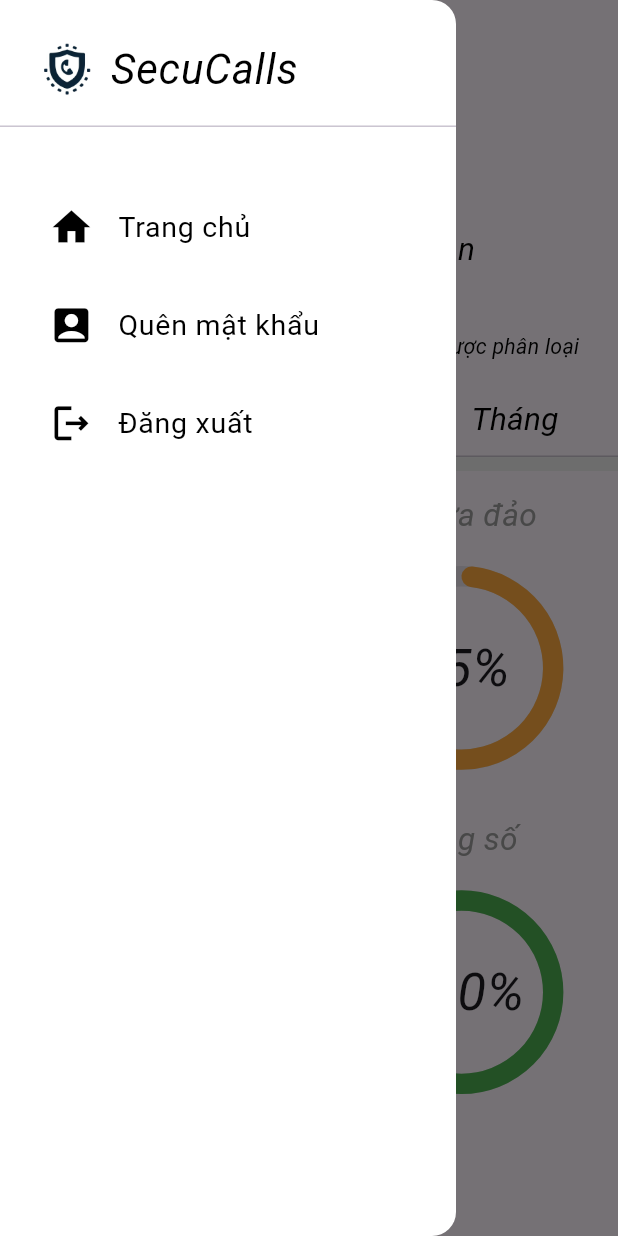
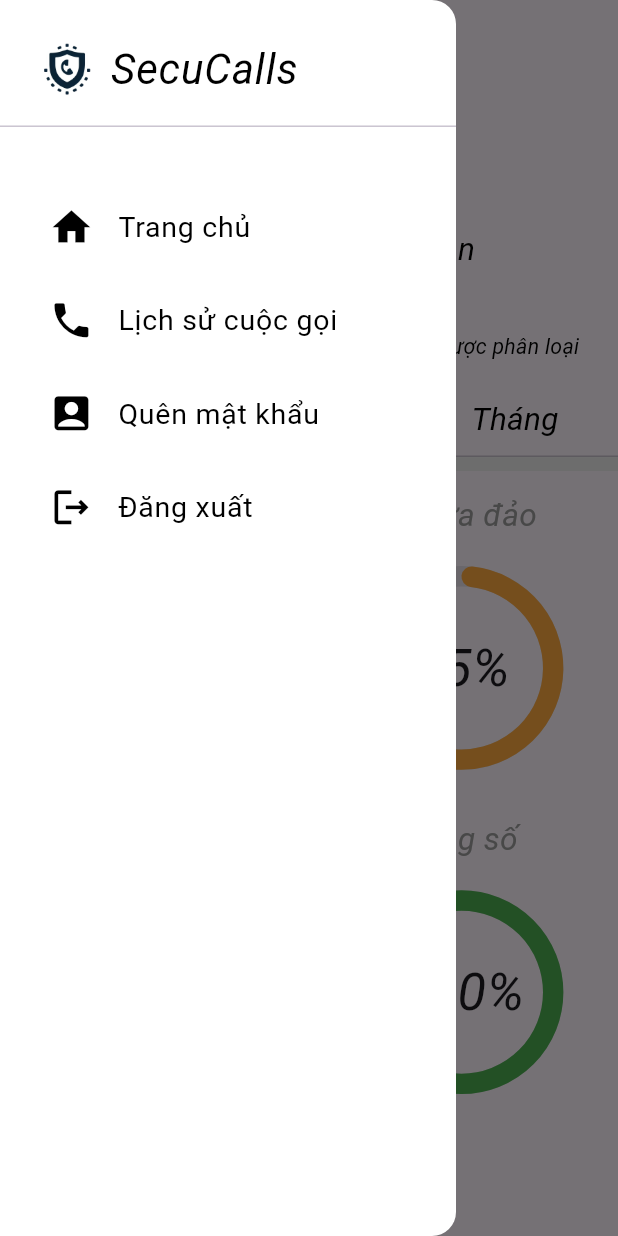
Before and after one commit to ngthanhtra165/SecuCalls, a Flutter app: the DashboardScreen screen opened by its route, with the side drawer open, on a phone screen of 412 x 824 dp. Run offline on Flutter 3.47's test engine with Material 3 defaults, Android fonts, the light colour scheme and no system bars; drawn by our look-alikes of syncfusion_flutter_gauges; our stand-ins replace flutter_screenutil, syncfusion_flutter_charts; missing offline and left inert: flutter_overlay_window; Roboto replaces fonts that are missing (ABeeZee).

Commit message:
save commit

```diff
--- a/lib/constant/constants.dart
+++ b/lib/constant/constants.dart
@@ -5,3 +5,6 @@
 
 const Size size_logo = Size(500 , 500);
 const Size size_text_field_and_button = Size(640, 120);
+
+const String requirement_password = """
+Password must be 8-16 characters long, contain at least 1 lowercase letter, 1 uppercase letter, 1 digit, and 1 special character from the list ( !, @, #, \$ , %, ^, &, *)""";
--- a/lib/main.dart
+++ b/lib/main.dart
@@ -19,7 +19,7 @@
   debugPrint("Starting Alerting Window Isolate!");
   WidgetsFlutterBinding.ensureInitialized();
 
-  runApp(MaterialApp(
+  runApp(const MaterialApp(
       debugShowCheckedModeBanner: false,
       home: TrueCallerOverlay()
   ));
--- a/lib/screen/dashboard/dashboard_screen.dart
+++ b/lib/screen/dashboard/dashboard_screen.dart
@@ -2,10 +2,7 @@
 
 import 'package:flutter/material.dart';
 import 'package:flutter_screenutil/flutter_screenutil.dart';
-import 'package:secucalls/common/appbar.dart';
-import 'package:secucalls/common/button.dart';
 import 'package:secucalls/common/radial_chart.dart';
-import 'package:secucalls/common/text_field.dart';
 import 'package:secucalls/constant/design_size.dart';
 import 'package:secucalls/constant/style.dart';
 import 'package:secucalls/screen/dashboard/dashboard_screen_def.dart';
@@ -45,6 +42,11 @@
     _scaffoldKey.currentState?.openEndDrawer();
   }
 
+  void tapOnCallLogButton() {
+    print('move to call log');
+    // TODO
+  }
+
   late String number;
   late final TabController _tabController;
 
@@ -59,6 +61,7 @@
             tapOnForgetPasswordButton: tapOnForgetPasswordButton,
             tapOnHomeButton: tapOnHomeButton,
             tapOnLogOutButton: tapOnLogOutButton,
+            tapOnCallLogButton: tapOnCallLogButton,
           ),
           // You can design your splash screen UI here
           resizeToAvoidBottomInset: false,
@@ -103,11 +106,12 @@
     required this.tapOnForgetPasswordButton,
     required this.tapOnHomeButton,
     required this.tapOnLogOutButton,
+    required this.tapOnCallLogButton,
   });
   final VoidCallback tapOnForgetPasswordButton;
   final VoidCallback tapOnHomeButton;
   final VoidCallback tapOnLogOutButton;
-
+  final VoidCallback tapOnCallLogButton;
   @override
   Widget build(BuildContext context) {
     return Drawer(
@@ -155,7 +159,15 @@
                   onPress: tapOnHomeButton,
                 ),
                 SizedBox(
-                  height: 15.h,
+                  height: 10.h,
+                ),
+                CustomListTile(
+                  title: title_drawer_item_4,
+                  icon: Icons.phone,
+                  onPress: tapOnCallLogButton,
+                ),
+                SizedBox(
+                  height: 10.h,
                 ),
                 CustomListTile(
                   title: title_drawer_item_2,
@@ -163,7 +175,7 @@
                   onPress: tapOnForgetPasswordButton,
                 ),
                 SizedBox(
-                  height: 15.h,
+                  height: 10.h,
                 ),
                 CustomListTile(
                   title: title_drawer_item_3,
@@ -367,14 +379,14 @@
     final double _cheatNumber = percentageList[1];
     final double _adsNumber = percentageList[2];
     final double _totalNumber = percentageList[3];
-    final double height_row = height_tab_bar_view.h / 2;
+    final double heightRow = height_tab_bar_view.h / 2;
     return Container(
       padding: EdgeInsets.symmetric(horizontal: 20.h),
       width: double.infinity,
       child: Column(
         children: [
           SizedBox(
-            height: height_row,
+            height: heightRow,
             child: Row(
               mainAxisAlignment: MainAxisAlignment.spaceBetween,
               children: [
@@ -392,7 +404,7 @@
             ),
           ),
           SizedBox(
-            height: height_row,
+            height: heightRow,
             child: Row(
               mainAxisAlignment: MainAxisAlignment.spaceBetween,
               children: [
--- a/lib/screen/dashboard/dashboard_screen_def.dart
+++ b/lib/screen/dashboard/dashboard_screen_def.dart
@@ -34,3 +34,4 @@
 const String title_drawer_item_1 = "Trang chủ";
 const String title_drawer_item_2 = "Quên mật khẩu";
 const String title_drawer_item_3 = "Đăng xuất";
+const String title_drawer_item_4 = "Lịch sử cuộc gọi";
--- a/lib/screen/overlay/overlay.dart
+++ b/lib/screen/overlay/overlay.dart
@@ -13,11 +13,6 @@
 class _TrueCallerOverlayState extends State<TrueCallerOverlay> {
   bool isGold = true;
 
-  final _goldColors = const [
-    Color(0xFFa2790d),
-    Color(0xFFebd197),
-    Color(0xFFa2790d),
-  ];
 
   final _silverColors = const [
     Color(0xFFAEB2B8),
--- a/lib/screen/splash/splash_screen_def.dart
+++ b/lib/screen/splash/splash_screen_def.dart
@@ -1,3 +1,5 @@
+
+// ignore_for_file: constant_identifier_names
 
 import 'package:flutter/material.dart';
 
```
Also changed, not shown: lib/screen/login/login_screen.dart (+1 -17 lines), lib/screen/register/register_screen.dart (+10 -1 lines).
